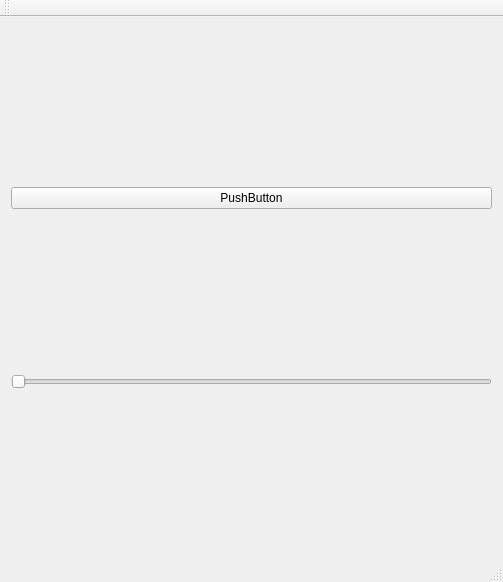
Qt form ui/evolveui.ui (lobocv/Evolve) before a commit.
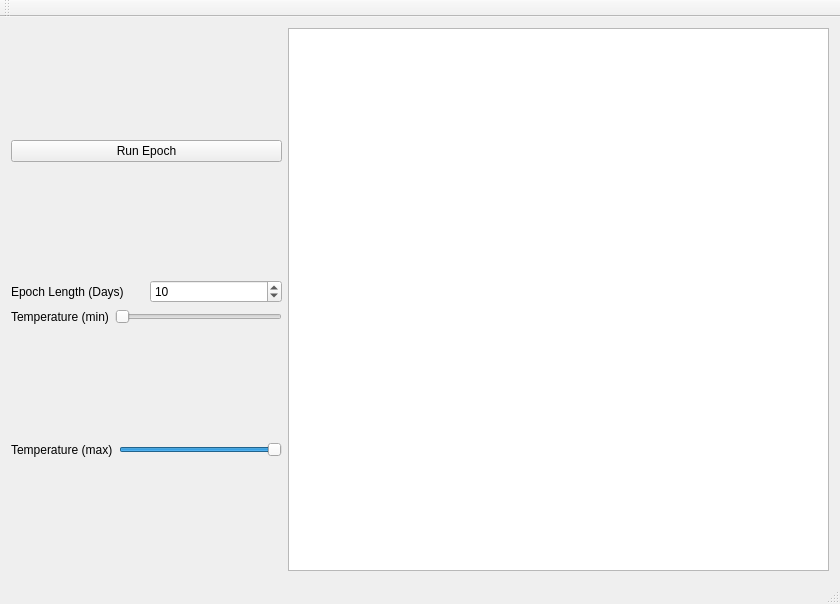
The same form after that commit.

Commit message: Added and hooked up Run epoch button to UI

What changed in the file:
```diff
--- a/ui/evolveui.ui
+++ b/ui/evolveui.ui
@@ -6,8 +6,8 @@
    <rect>
     <x>0</x>
     <y>0</y>
-    <width>503</width>
-    <height>582</height>
+    <width>840</width>
+    <height>604</height>
    </rect>
   </property>
   <property name="windowTitle">
@@ -16,20 +16,91 @@
   <widget class="QWidget" name="centralWidget">
    <layout class="QVBoxLayout" name="verticalLayout">
     <item>
-     <widget class="QPushButton" name="pushButton">
-      <property name="text">
-       <string>PushButton</string>
-      </property>
-     </widget>
-    </item>
-    <item>
-     <layout class="QVBoxLayout" name="verticalLayout_2">
+     <layout class="QHBoxLayout" name="horizontalLayout" stretch="1,2">
       <item>
-       <widget class="QSlider" name="horizontalSlider">
-        <property name="orientation">
-         <enum>Qt::Horizontal</enum>
-        </property>
-       </widget>
+       <layout class="QVBoxLayout" name="verticalLayout_3">
+        <item>
+         <widget class="QPushButton" name="run_button">
+          <property name="text">
+           <string>Run Epoch</string>
+          </property>
+         </widget>
+        </item>
+        <item>
+         <layout class="QVBoxLayout" name="verticalLayout_5">
+          <item>
+           <layout class="QHBoxLayout" name="horizontalLayout_3">
+            <item>
+             <widget class="QLabel" name="label_2">
+              <property name="text">
+               <string>Epoch Length (Days)</string>
+              </property>
+             </widget>
+            </item>
+            <item>
+             <widget class="QSpinBox" name="epoch_length_spinbox">
+              <property name="maximum">
+               <number>1000</number>
+              </property>
+              <property name="value">
+               <number>10</number>
+              </property>
+             </widget>
+            </item>
+           </layout>
+          </item>
+          <item>
+           <layout class="QHBoxLayout" name="horizontalLayout_2">
+            <item>
+             <widget class="QLabel" name="label">
+              <property name="text">
+               <string>Temperature (min)</string>
+              </property>
+             </widget>
+            </item>
+            <item>
+             <layout class="QVBoxLayout" name="verticalLayout_2">
+              <item>
+               <widget class="QSlider" name="temperature_min_slider">
+                <property name="orientation">
+                 <enum>Qt::Horizontal</enum>
+                </property>
+               </widget>
+              </item>
+             </layout>
+            </item>
+           </layout>
+          </item>
+         </layout>
+        </item>
+        <item>
+         <layout class="QHBoxLayout" name="horizontalLayout_4">
+          <item>
+           <widget class="QLabel" name="label_3">
+            <property name="text">
+             <string>Temperature (max)</string>
+            </property>
+           </widget>
+          </item>
+          <item>
+           <widget class="QSlider" name="temperature_max_slider">
+            <property name="maximum">
+             <number>100</number>
+            </property>
+            <property name="value">
+             <number>100</number>
+            </property>
+            <property name="orientation">
+             <enum>Qt::Horizontal</enum>
+            </property>
+           </widget>
+          </item>
+         </layout>
+        </item>
+       </layout>
+      </item>
+      <item>
+       <widget class="QTextBrowser" name="log_field"/>
       </item>
      </layout>
     </item>
```
Left out of the diff: 2 changed lines with no effect on the pictures. The commit also changes 6 other files.
